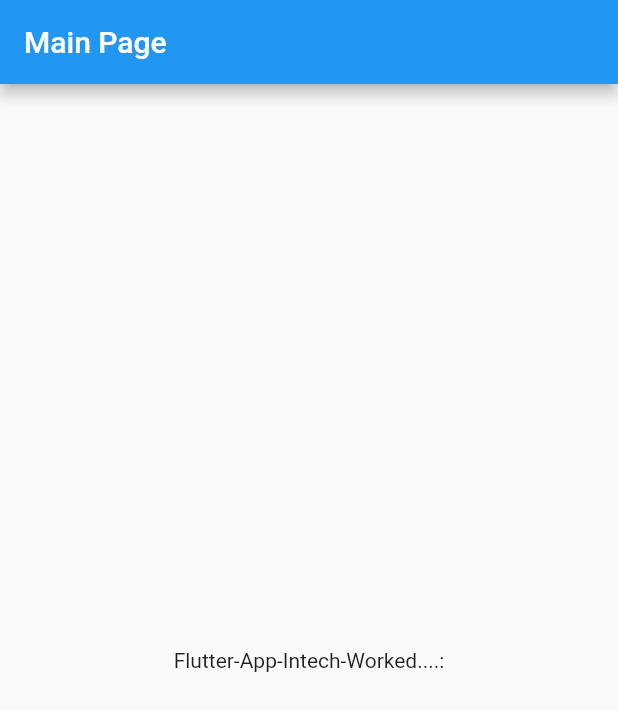
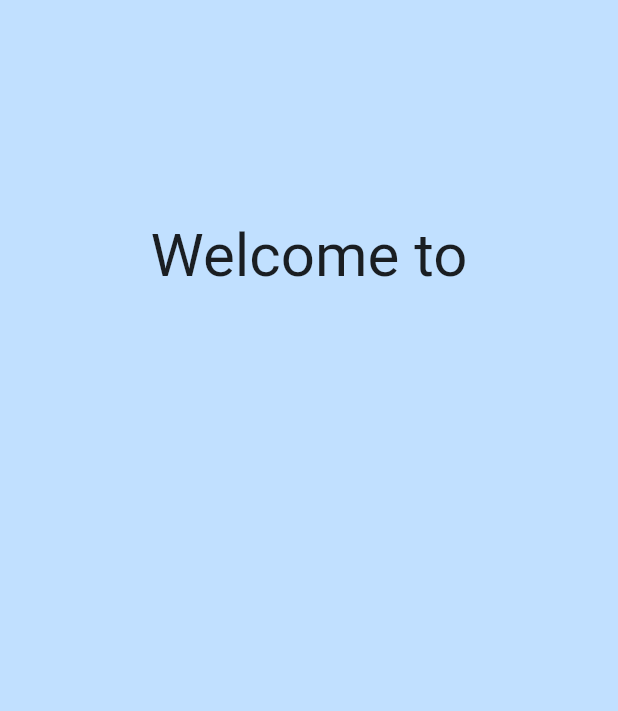
Before and after one commit to Intech-mobile-app/flutter-mobile-app, a Flutter app: the screen it shows after launch, on a phone screen of 412 x 824 dp. Shown: the top 711 px of the screen. Run offline on Flutter 3.47's test engine with Material 2 defaults, Android fonts, the phone set to English and light mode, and no system bars.

Commit message:
Kickoffs Folder Creation

```diff
--- a/fl_mobile_intech_frontend/lib/main.dart
+++ b/fl_mobile_intech_frontend/lib/main.dart
@@ -1,4 +1,6 @@
+import 'package:fl_mobile_intech/MyColors.dart';
 import 'package:flutter/material.dart';
+import 'dart:ui';
 
 void main() {
   runApp(MyApp());
@@ -11,7 +13,10 @@ class MyApp extends StatelessWidget {
       title: 'Flutter-App-Intech',
       debugShowCheckedModeBanner: false,
       theme: ThemeData(
+        fontFamily: "Roboto",
         primarySwatch: Colors.blue,
+        accentColor: MyColors.COLOR_PRIMARY_ACCENT,
+        primaryColor: MyColors.COLOR_PRIMARY_ACCENT,
       ),
       home: MyHomePage(title: 'Main Page'),
     );
@@ -29,17 +34,24 @@ class MyHomePage extends StatefulWidget {
 class _MyHomePageState extends State<MyHomePage> {
   @override
   Widget build(BuildContext context) {
+    var height = MediaQuery.of(context).size.height;
+    var width = MediaQuery.of(context).size.width;
+
     return Scaffold(
-      appBar: AppBar(
-        title: Text(widget.title),
-      ),
-      body: Center(
+      body: Container(
+        width: width,
+        height: height,
+        color: MyColors.COLOR_PRIMARY_BLUE,
         child: Column(
-          mainAxisAlignment: MainAxisAlignment.center,
+          mainAxisAlignment: MainAxisAlignment.start,
           children: <Widget>[
+            SizedBox(
+              height: height / 5.6,
+            ),
             Text(
-              'Flutter-App-Intech-Worked....:',
-            ),
+              'Welcome to',
+              style: TextStyle(fontSize: 40.0),
+            )
           ],
         ),
       ),
```
Also changed, not shown: fl_mobile_intech_frontend/pubspec.yaml (+6 -7 lines), fl_mobile_intech_frontend/Assets/Fonts/Roboto-Bold.ttf (added), fl_mobile_intech_frontend/Assets/Fonts/Roboto-Regular.ttf (added).
